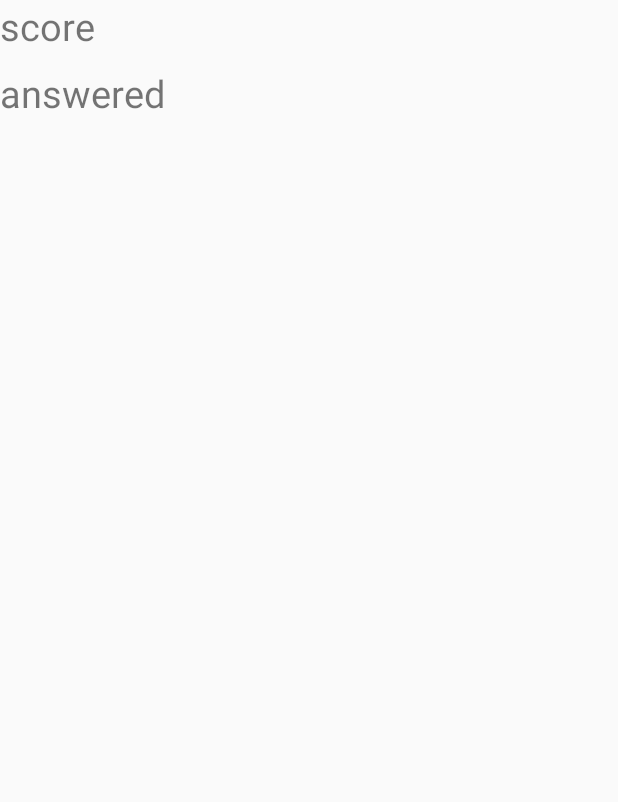
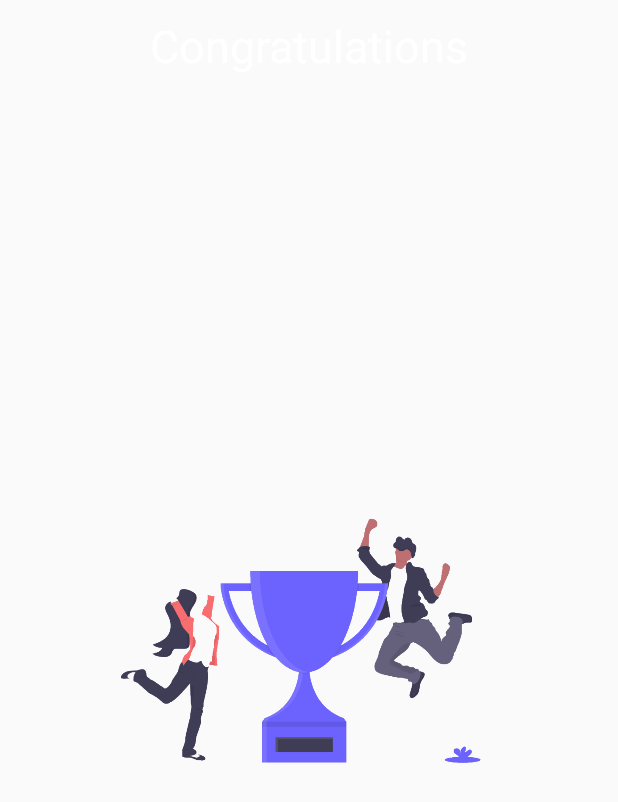
Before and after one commit to dedongh/GRE-QuizApp, an Android app: the SessionCompleteActivity screen opened directly, with no data from a screen before it, on a phone screen of 412 x 824 dp. Shown: the top 802 px of the screen. Run offline under Robolectric (Android 15) with nearby library versions, the phone set to English and light mode, and no system bars; our stand-ins replace Firebase (no records; nobody signed in at launch, a user with empty details on screens opened directly).

Commit message:
Session Complete Activity

```diff
--- a/app/src/main/java/com/example/gre/Activity/SessionCompleteActivity.java
+++ b/app/src/main/java/com/example/gre/Activity/SessionCompleteActivity.java
@@ -5,11 +5,16 @@ import androidx.appcompat.app.AppCompatActivity;
 
 import android.os.Bundle;
 import android.util.Log;
+import android.view.View;
+import android.widget.Button;
+import android.widget.LinearLayout;
+import android.widget.RelativeLayout;
 import android.widget.TextView;
 import android.widget.Toast;
 
 import com.example.gre.Common.Common;
 import com.example.gre.R;
+import com.example.gre.Utility.Tools;
 import com.google.android.gms.tasks.OnFailureListener;
 import com.google.android.gms.tasks.OnSuccessListener;
 import com.google.firebase.auth.FirebaseAuth;
@@ -19,13 +24,15 @@ import com.google.firebase.database.FirebaseDatabase;
 
 import java.util.Map;
 
-public class SessionCompleteActivity extends AppCompatActivity {
+public class SessionCompleteActivity extends AppCompatActivity implements View.OnClickListener{
 
     FirebaseAuth auth;
     FirebaseDatabase db;
     DatabaseReference users, scores;
     private FirebaseUser currentUser;
     private TextView txt_score, txt_questions_answered;
+    private RelativeLayout parent_layout, congrats_layout;
+    private Button btn_view_report;
     @Override
     protected void onCreate(Bundle savedInstanceState) {
         super.onCreate(savedInstanceState);
@@ -34,6 +41,12 @@ public class SessionCompleteActivity extends AppCompatActivity {
         txt_questions_answered = (TextView) findViewById(R.id.txt_total_question);
 
         txt_score = (TextView) findViewById(R.id.txt_final_score);
+
+        parent_layout = (RelativeLayout) findViewById(R.id.parentLayout);
+        congrats_layout = (RelativeLayout) findViewById(R.id.congrats_layout);
+
+        btn_view_report = (Button) findViewById(R.id.view_reports);
+        btn_view_report.setOnClickListener(this);
 
         auth = FirebaseAuth.getInstance();
         db = FirebaseDatabase.getInstance();
@@ -44,6 +57,7 @@ public class SessionCompleteActivity extends AppCompatActivity {
         Bundle extra = getIntent().getExtras();
 
         if (extra != null) {
+
             int score = extra.getInt("SCORE");
             int correct_questions = extra.getInt("CORRECT");
             int total_questions = extra.getInt("TOTAL");
@@ -53,6 +67,25 @@ public class SessionCompleteActivity extends AppCompatActivity {
             txt_score.setText(String.format("SCORE : %d", score));
 
             txt_questions_answered.setText(String.format("PASSED : %d / %d", correct_questions, total_questions ));
+
+            // set background colour based on scores
+            if (score <= 88) {
+                Tools.setSystemBarColor(this, R.color.deep_orange_400);
+                Tools.setSystemBarLight(this);
+                parent_layout.setBackgroundColor(getResources().getColor(R.color.deep_orange_400));
+            }
+
+            if (score > 88 && score <= 94 ) {
+                Tools.setSystemBarColor(this, R.color.blue_400);
+                Tools.setSystemBarLight(this);
+                parent_layout.setBackgroundColor(getResources().getColor(R.color.blue_400));
+            }
+
+            if (score > 94) {
+                Tools.setSystemBarColor(this, R.color.green_400);
+                Tools.setSystemBarLight(this);
+                parent_layout.setBackgroundColor(getResources().getColor(R.color.green_400));
+            }
 
             users.child(currentUser.getUid())
             .child("score")
@@ -107,4 +140,10 @@ public class SessionCompleteActivity extends AppCompatActivity {
         Common.scores_by_category.clear();
     }
 
+    @Override
+    public void onClick(View v) {
+        if (v == btn_view_report) {
+            congrats_layout.setVisibility(View.GONE);
+        }
+    }
 }
--- /dev/null
+++ b/app/src/main/res/drawable/btn_congrats.xml
@@ -0,0 +1,9 @@
+<?xml version="1.0" encoding="utf-8"?>
+<shape xmlns:android="http://schemas.android.com/apk/res/android"
+    android:shape="rectangle">
+
+    <corners android:radius="10dp"/>
+   <stroke android:width="2dp" android:color="@color/white"/>
+
+
+</shape>
--- a/app/src/main/res/layout/activity_session_complete.xml
+++ b/app/src/main/res/layout/activity_session_complete.xml
@@ -1,12 +1,45 @@
 <?xml version="1.0" encoding="utf-8"?>
-<LinearLayout
-    xmlns:android="http://schemas.android.com/apk/res/android"
+<RelativeLayout xmlns:android="http://schemas.android.com/apk/res/android"
     xmlns:app="http://schemas.android.com/apk/res-auto"
     xmlns:tools="http://schemas.android.com/tools"
+    android:id="@+id/parentLayout"
     android:layout_width="match_parent"
     android:layout_height="match_parent"
-    android:orientation="vertical"
     tools:context=".Activity.SessionCompleteActivity">
+
+    <RelativeLayout
+        android:id="@+id/congrats_layout"
+        android:layout_width="match_parent"
+        android:layout_height="match_parent">
+
+        <TextView
+            android:layout_width="match_parent"
+            android:layout_height="wrap_content"
+            android:layout_margin="10dp"
+            android:gravity="center"
+            android:textColor="@color/white"
+            android:text="Congratulations"
+            android:textSize="30sp" />
+
+        <ImageView
+            android:layout_width="match_parent"
+            android:layout_height="300dp"
+            android:src="@drawable/winner_1"
+            android:layout_centerInParent="true"/>
+
+        <Button
+            android:layout_margin="10dp"
+            android:layout_alignParentBottom="true"
+            android:layout_centerInParent="true"
+            android:id="@+id/view_reports"
+            android:text="Continue"
+            android:background="@drawable/btn_congrats"
+            android:textColor="@color/white"
+            android:layout_width="wrap_content"
+            android:layout_height="wrap_content"/>
+    </RelativeLayout>
+
+
 
 
     <TextView
@@ -15,15 +48,16 @@
         android:layout_height="wrap_content"
         android:text="score"
         android:textSize="25sp"
-    />
+        android:visibility="gone" />
 
     <TextView
         android:id="@+id/txt_total_question"
         android:layout_width="wrap_content"
         android:layout_height="wrap_content"
+        android:layout_marginTop="10dp"
         android:text="answered"
-        android:layout_marginTop="10dp"
         android:textSize="25sp"
-        />
+        android:visibility="gone" />
 
-</LinearLayout>
+
+</RelativeLayout>
--- a/app/src/main/res/values/colors.xml
+++ b/app/src/main/res/values/colors.xml
@@ -11,6 +11,8 @@
     <color name="blue_grey_800">#37474F</color>
     <color name="blue_grey_400">#78909C</color>
     <color name="deep_orange_400">#FF7043</color>
+
+    <color name="blue_400">#42A5F5</color>
 
     <color name="overlay_light_90">#E6FFFFFF</color>
 
```
Also changed, not shown: app/src/main/java/com/example/gre/Activity/MainActivity.java (+54 -16 lines), app/src/main/res/layout/activity_main.xml (+21 -9 lines), app/src/main/res/drawable/trophy_1.png (added), app/src/main/res/drawable/winner_1.png (added). Lines whose indentation alone changed are shown as unchanged.
